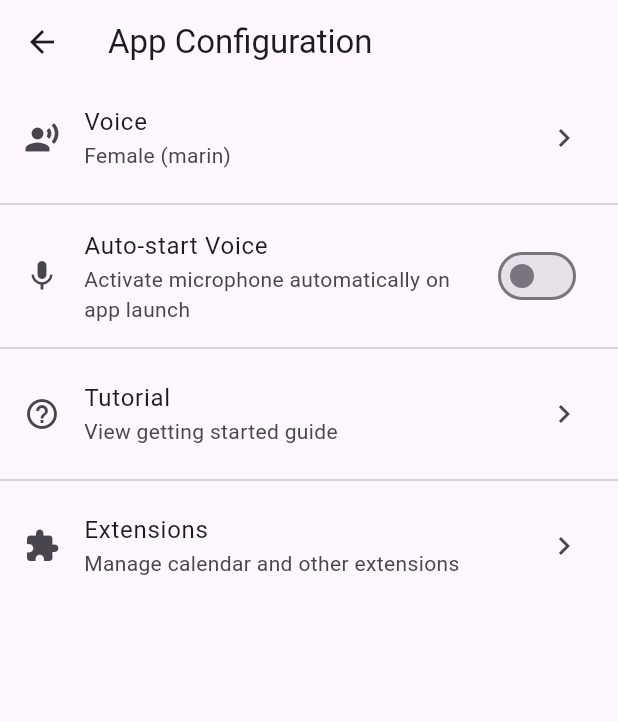
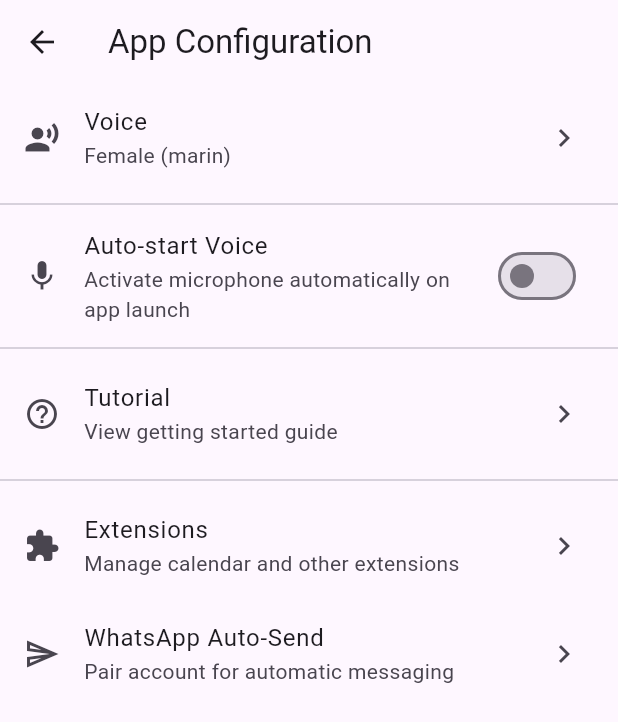
Before and after one commit to vladgets/RoadMate_flutter, a Flutter app: the AppConfigurationScreen screen opened directly, on a phone screen of 412 x 824 dp. Shown: the top 722 px of the screen. Run offline on Flutter 3.47's test engine with Material 3 defaults, Android fonts, the phone set to English and light mode, and no system bars; our stand-ins replace flutter_local_notifications, flutter_timezone, geocoding, geolocator, image_picker, just_audio and 5 more; missing offline and left inert: activity_recognition_flutter, android_intent_plus, device_calendar, flutter_foreground_task, flutter_webrtc, gal and 3 more; accounts and stored records are empty.

Commit message:
Move WhatsApp Auto-Send into App Configuration submenu
Placed after Extensions with no divider between them.

Co-Authored-By: Claude Sonnet 4.5 <noreply@anthropic.com>

```diff
--- a/lib/ui/app_configuration_screen.dart
+++ b/lib/ui/app_configuration_screen.dart
@@ -3,6 +3,7 @@ import 'package:shared_preferences/shared_preferences.dart';
 import '../config.dart';
 import 'extensions_settings_screen.dart';
 import 'onboarding_screen.dart';
+import 'whatsapp_settings_screen.dart';
 
 class AppConfigurationScreen extends StatefulWidget {
   const AppConfigurationScreen({super.key});
@@ -136,6 +137,17 @@ class _AppConfigurationScreenState extends State<AppConfigurationScreen> {
               );
             },
           ),
+          ListTile(
+            leading: const Icon(Icons.send_outlined),
+            title: const Text('WhatsApp Auto-Send'),
+            subtitle: const Text('Pair account for automatic messaging'),
+            trailing: const Icon(Icons.chevron_right),
+            onTap: () {
+              Navigator.of(context).push(
+                MaterialPageRoute(builder: (_) => const WhatsAppSettingsScreen()),
+              );
+            },
+          ),
         ],
       ),
     );
```
Also changed, not shown: lib/ui/main_settings_menu.dart (+0 -14 lines).
